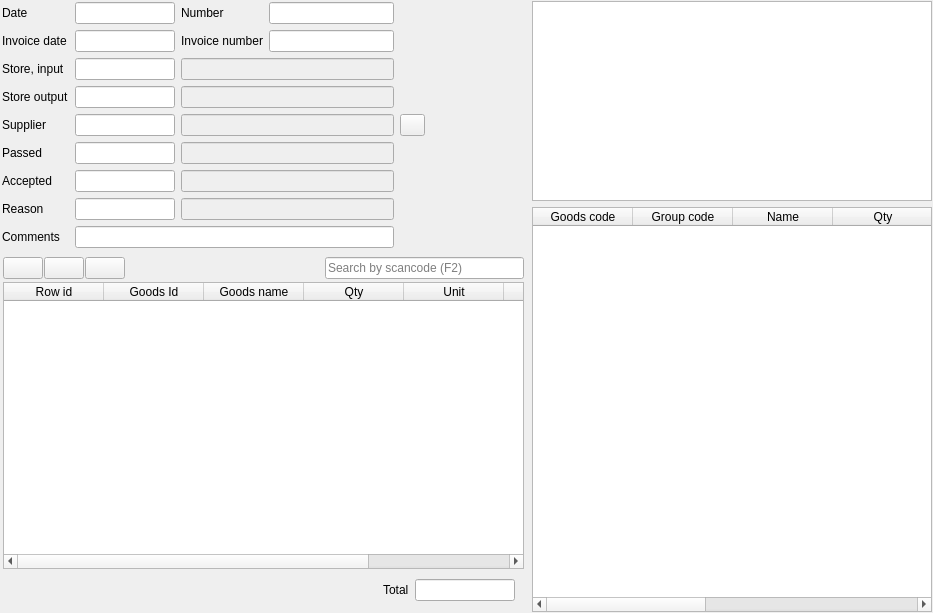
The window that FrontDesk/c5storedoc.ui (End1-1/Cafe5) describes before a commit, drawn with Qt 5.
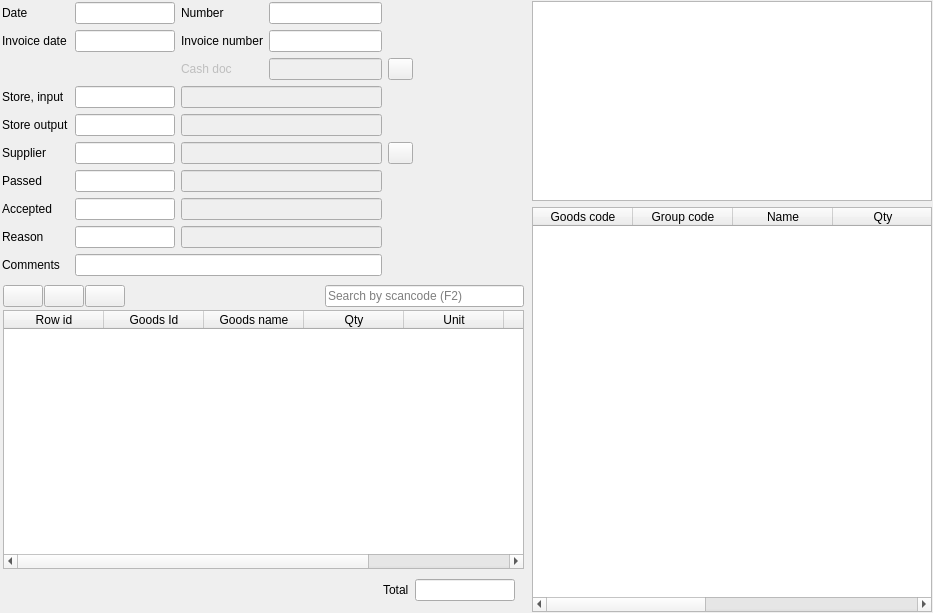
The same window after the commit. Icons and pictures are not drawn. Custom widgets are drawn as their Qt base class.

Patch:
```diff
--- a/FrontDesk/c5storedoc.ui
+++ b/FrontDesk/c5storedoc.ui
@@ -44,42 +44,38 @@
       <property name="spacing">
        <number>6</number>
       </property>
-      <item row="6" column="0">
-       <widget class="QLabel" name="label_6">
+      <item row="7" column="1">
+       <widget class="C5LineEditWithSelector" name="lePassed">
+        <property name="maximumSize">
+         <size>
+          <width>100</width>
+          <height>16777215</height>
+         </size>
+        </property>
+       </widget>
+      </item>
+      <item row="5" column="0">
+       <widget class="QLabel" name="lbPartner">
         <property name="text">
-         <string>Passed</string>
+         <string>Supplier</string>
         </property>
        </widget>
       </item>
-      <item row="10" column="0">
+      <item row="11" column="0">
        <widget class="QLabel" name="label_4">
         <property name="text">
          <string>Reason</string>
         </property>
        </widget>
       </item>
-      <item row="4" column="4">
-       <widget class="QPushButton" name="btnNewPartner">
-        <property name="maximumSize">
+      <item row="3" column="1">
+       <widget class="C5LineEditWithSelector" name="leStoreInput">
+        <property name="minimumSize">
          <size>
-          <width>25</width>
-          <height>25</height>
+          <width>0</width>
+          <height>0</height>
          </size>
         </property>
-        <property name="focusPolicy">
-         <enum>Qt::NoFocus</enum>
-        </property>
-        <property name="text">
-         <string/>
-        </property>
-        <property name="icon">
-         <iconset resource="../resources/res.qrc">
-          <normaloff>:/new.png</normaloff>:/new.png</iconset>
-        </property>
-       </widget>
-      </item>
-      <item row="10" column="1">
-       <widget class="C5LineEditWithSelector" name="leReason">
         <property name="maximumSize">
          <size>
           <width>100</width>
@@ -89,20 +85,53 @@
        </widget>
       </item>
       <item row="10" column="2" colspan="2">
-       <widget class="C5LineEdit" name="leReasonName">
+       <widget class="C5LineEditWithSelector" name="leAcceptedName">
         <property name="enabled">
          <bool>false</bool>
         </property>
+        <property name="maximumSize">
+         <size>
+          <width>16777215</width>
+          <height>16777215</height>
+         </size>
+        </property>
         <property name="focusPolicy">
          <enum>Qt::NoFocus</enum>
         </property>
        </widget>
       </item>
-      <item row="11" column="1" colspan="3">
-       <widget class="C5LineEdit" name="leComment"/>
+      <item row="0" column="1">
+       <widget class="C5DateEdit" name="deDate">
+        <property name="maximumSize">
+         <size>
+          <width>100</width>
+          <height>16777215</height>
+         </size>
+        </property>
+       </widget>
+      </item>
+      <item row="5" column="4">
+       <widget class="QPushButton" name="btnNewPartner">
+        <property name="maximumSize">
+         <size>
+          <width>25</width>
+          <height>25</height>
+         </size>
+        </property>
+        <property name="focusPolicy">
+         <enum>Qt::NoFocus</enum>
+        </property>
+        <property name="text">
+         <string/>
+        </property>
+        <property name="icon">
+         <iconset resource="../resources/res.qrc">
+          <normaloff>:/new.png</normaloff>:/new.png</iconset>
+        </property>
+       </widget>
       </item>
       <item row="4" column="2" colspan="2">
-       <widget class="C5LineEdit" name="lePartnerName">
+       <widget class="C5LineEdit" name="leStoreOutputName">
         <property name="enabled">
          <bool>false</bool>
         </property>
@@ -111,22 +140,24 @@
         </property>
        </widget>
       </item>
-      <item row="1" column="0">
-       <widget class="QLabel" name="lbInvoiceDate">
-        <property name="text">
-         <string>Invoice date</string>
+      <item row="11" column="1">
+       <widget class="C5LineEditWithSelector" name="leReason">
+        <property name="maximumSize">
+         <size>
+          <width>100</width>
+          <height>16777215</height>
+         </size>
         </property>
        </widget>
       </item>
-      <item row="1" column="2">
-       <widget class="QLabel" name="lbInvoiceNumber">
-        <property name="text">
-         <string>Invoice number</string>
+      <item row="4" column="1">
+       <widget class="C5LineEditWithSelector" name="leStoreOutput">
+        <property name="minimumSize">
+         <size>
+          <width>0</width>
+          <height>0</height>
+         </size>
         </property>
-       </widget>
-      </item>
-      <item row="1" column="1">
-       <widget class="C5DateEdit" name="deInvoiceDate">
         <property name="maximumSize">
          <size>
           <width>100</width>
@@ -138,37 +169,7 @@
       <item row="1" column="3">
        <widget class="C5LineEdit" name="leInvoiceNumber"/>
       </item>
-      <item row="0" column="2">
-       <widget class="QLabel" name="label_2">
-        <property name="text">
-         <string>Number</string>
-        </property>
-       </widget>
-      </item>
-      <item row="2" column="0">
-       <widget class="QLabel" name="lbStoreInput">
-        <property name="text">
-         <string>Store, input</string>
-        </property>
-       </widget>
-      </item>
-      <item row="2" column="1">
-       <widget class="C5LineEditWithSelector" name="leStoreInput">
-        <property name="minimumSize">
-         <size>
-          <width>0</width>
-          <height>0</height>
-         </size>
-        </property>
-        <property name="maximumSize">
-         <size>
-          <width>100</width>
-          <height>16777215</height>
-         </size>
-        </property>
-       </widget>
-      </item>
-      <item row="4" column="1">
+      <item row="5" column="1">
        <widget class="C5LineEditWithSelector" name="lePartner">
         <property name="maximumSize">
          <size>
@@ -179,61 +180,14 @@
        </widget>
       </item>
       <item row="4" column="0">
-       <widget class="QLabel" name="lbPartner">
-        <property name="text">
-         <string>Supplier</string>
-        </property>
-       </widget>
-      </item>
-      <item row="3" column="2" colspan="2">
-       <widget class="C5LineEdit" name="leStoreOutputName">
-        <property name="enabled">
-         <bool>false</bool>
-        </property>
-        <property name="focusPolicy">
-         <enum>Qt::NoFocus</enum>
-        </property>
-       </widget>
-      </item>
-      <item row="0" column="0">
-       <widget class="QLabel" name="label">
-        <property name="text">
-         <string>Date</string>
-        </property>
-       </widget>
-      </item>
-      <item row="11" column="0">
-       <widget class="QLabel" name="label_8">
-        <property name="text">
-         <string>Comments</string>
-        </property>
-       </widget>
-      </item>
-      <item row="3" column="0">
        <widget class="QLabel" name="lbStoreOutput">
         <property name="text">
          <string>Store output</string>
         </property>
        </widget>
       </item>
-      <item row="2" column="2" colspan="2">
-       <widget class="C5LineEdit" name="leStoreInputName">
-        <property name="enabled">
-         <bool>false</bool>
-        </property>
-        <property name="focusPolicy">
-         <enum>Qt::NoFocus</enum>
-        </property>
-       </widget>
-      </item>
-      <item row="3" column="1">
-       <widget class="C5LineEditWithSelector" name="leStoreOutput">
-        <property name="minimumSize">
-         <size>
-          <width>0</width>
-          <height>0</height>
-         </size>
-        </property>
+      <item row="10" column="1">
+       <widget class="C5LineEditWithSelector" name="leAccepted">
         <property name="maximumSize">
          <size>
           <width>100</width>
@@ -242,7 +196,7 @@
         </property>
        </widget>
       </item>
-      <item row="0" column="4">
+      <item row="2" column="5">
        <spacer name="horizontalSpacer">
         <property name="orientation">
          <enum>Qt::Horizontal</enum>
@@ -255,60 +209,58 @@
         </property>
        </spacer>
       </item>
-      <item row="0" column="1">
-       <widget class="C5DateEdit" name="deDate">
-        <property name="maximumSize">
-         <size>
-          <width>100</width>
-          <height>16777215</height>
-         </size>
-        </property>
-       </widget>
-      </item>
-      <item row="9" column="1">
-       <widget class="C5LineEditWithSelector" name="leAccepted">
-        <property name="maximumSize">
-         <size>
-          <width>100</width>
-          <height>16777215</height>
-         </size>
-        </property>
-       </widget>
-      </item>
-      <item row="6" column="1">
-       <widget class="C5LineEditWithSelector" name="lePassed">
-        <property name="maximumSize">
-         <size>
-          <width>100</width>
-          <height>16777215</height>
-         </size>
-        </property>
-       </widget>
-      </item>
-      <item row="9" column="0">
+      <item row="10" column="0">
        <widget class="QLabel" name="label_5">
         <property name="text">
          <string>Accepted</string>
         </property>
        </widget>
       </item>
-      <item row="9" column="2" colspan="2">
-       <widget class="C5LineEditWithSelector" name="leAcceptedName">
+      <item row="3" column="2" colspan="2">
+       <widget class="C5LineEdit" name="leStoreInputName">
         <property name="enabled">
          <bool>false</bool>
         </property>
+        <property name="focusPolicy">
+         <enum>Qt::NoFocus</enum>
+        </property>
+       </widget>
+      </item>
+      <item row="1" column="1">
+       <widget class="C5DateEdit" name="deInvoiceDate">
         <property name="maximumSize">
          <size>
-          <width>16777215</width>
+          <width>100</width>
           <height>16777215</height>
          </size>
         </property>
+       </widget>
+      </item>
+      <item row="3" column="0">
+       <widget class="QLabel" name="lbStoreInput">
+        <property name="text">
+         <string>Store, input</string>
+        </property>
+       </widget>
+      </item>
+      <item row="0" column="2">
+       <widget class="QLabel" name="label_2">
+        <property name="text">
+         <string>Number</string>
+        </property>
+       </widget>
+      </item>
+      <item row="5" column="2" colspan="2">
+       <widget class="C5LineEdit" name="lePartnerName">
+        <property name="enabled">
+         <bool>false</bool>
+        </property>
         <property name="focusPolicy">
          <enum>Qt::NoFocus</enum>
         </property>
        </widget>
       </item>
-      <item row="6" column="2" colspan="2">
+      <item row="7" column="2" colspan="2">
        <widget class="C5LineEditWithSelector" name="lePassedName">
         <property name="enabled">
          <bool>false</bool>
@@ -324,9 +276,97 @@
         </property>
        </widget>
       </item>
+      <item row="1" column="2">
+       <widget class="QLabel" name="lbInvoiceNumber">
+        <property name="text">
+         <string>Invoice number</string>
+        </property>
+       </widget>
+      </item>
       <item row="0" column="3">
        <widget class="C5LineEditWithSelector" name="leDocNum"/>
       </item>
+      <item row="1" column="0">
+       <widget class="QLabel" name="lbInvoiceDate">
+        <property name="text">
+         <string>Invoice date</string>
+        </property>
+       </widget>
+      </item>
+      <item row="7" column="0">
+       <widget class="QLabel" name="label_6">
+        <property name="text">
+         <string>Passed</string>
+        </property>
+       </widget>
+      </item>
+      <item row="2" column="2">
+       <widget class="QLabel" name="lbCashDoc">
+        <property name="enabled">
+         <bool>false</bool>
+        </property>
+        <property name="text">
+         <string>Cash doc</string>
+        </property>
+       </widget>
+      </item>
+      <item row="12" column="0">
+       <widget class="QLabel" name="label_8">
+        <property name="text">
+         <string>Comments</string>
+        </property>
+       </widget>
+      </item>
+      <item row="12" column="1" colspan="3">
+       <widget class="C5LineEdit" name="leComment"/>
+      </item>
+      <item row="2" column="4">
+       <widget class="QPushButton" name="btnCreateDoc">
+        <property name="maximumSize">
+         <size>
+          <width>25</width>
+          <height>25</height>
+         </size>
+        </property>
+        <property name="focusPolicy">
+         <enum>Qt::NoFocus</enum>
+        </property>
+        <property name="text">
+         <string/>
+        </property>
+        <property name="icon">
+         <iconset resource="../resources/res.qrc">
+          <normaloff>:/new.png</normaloff>:/new.png</iconset>
+        </property>
+       </widget>
+      </item>
+      <item row="11" column="2" colspan="2">
+       <widget class="C5LineEdit" name="leReasonName">
+        <property name="enabled">
+         <bool>false</bool>
+        </property>
+        <property name="focusPolicy">
+         <enum>Qt::NoFocus</enum>
+        </property>
+       </widget>
+      </item>
+      <item row="0" column="0">
+       <widget class="QLabel" name="label">
+        <property name="text">
+         <string>Date</string>
+        </property>
+       </widget>
+      </item>
+      <item row="2" column="3">
+       <widget class="C5LineEditWithSelector" name="leCashDoc">
+        <property name="enabled">
+         <bool>false</bool>
+        </property>
+        <property name="readOnly">
+         <bool>true</bool>
+        </property>
+       </widget>
+      </item>
      </layout>
     </widget>
    </item>
```
